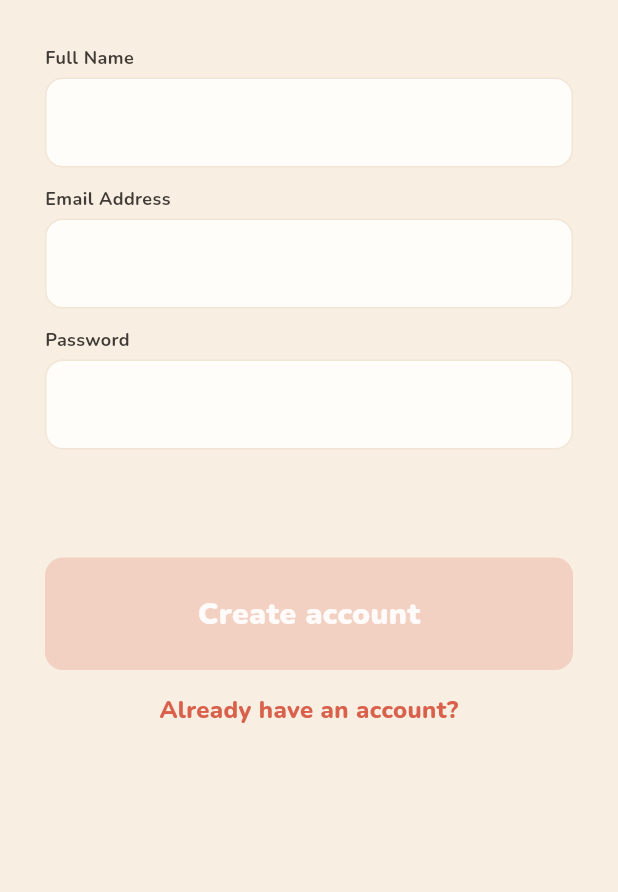
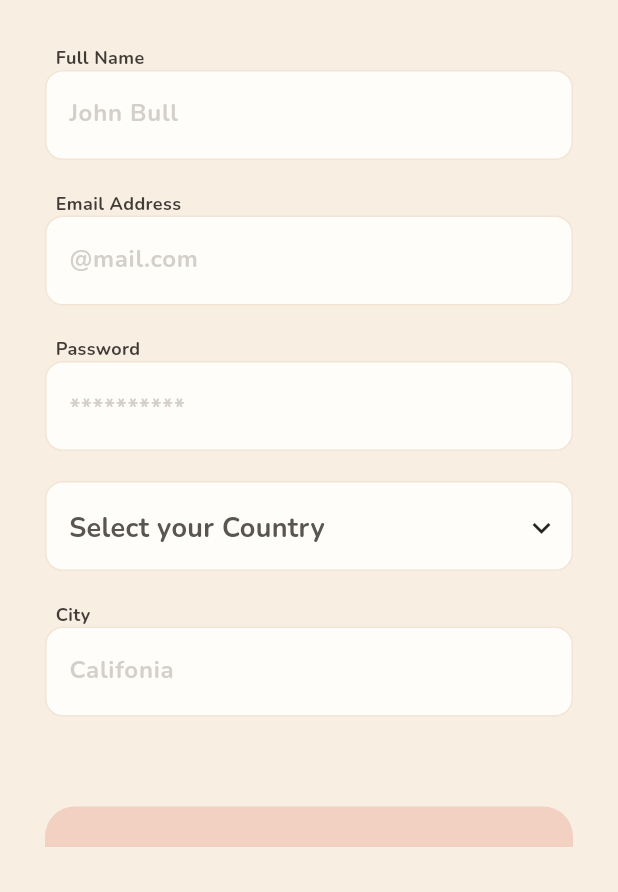
Before and after one commit to Emmanueloluwadamilola/notely, a Flutter app: the SignUp screen opened directly, on a phone screen of 412 x 824 dp, the part 344-1236 px from its top. Run offline on Flutter 3.47's test engine with Material 3 defaults, Android fonts, the phone set to English and light mode, and no system bars; our stand-ins replace country_picker, firebase_auth, firebase_core, flutter_speed_dial, gap, hive and 1 more; missing offline and left inert: draggable_fab; accounts and stored records are empty.

Commit message:
feat: model building

```diff
--- a/lib/app/style/app_color.dart
+++ b/lib/app/style/app_color.dart
@@ -13,4 +13,5 @@ class AppColor {
   static const buttonTextColor = Color(0xFFFFFBFA);
   static const subscriptionText = Color(0xFF5A5266);
   static const inactiveButton = Color.fromARGB(53, 217, 97, 76);
+  static const hintTextColor = Color.fromARGB(116, 158, 153, 147);
 }
--- a/lib/app/style/app_string.dart
+++ b/lib/app/style/app_string.dart
@@ -42,4 +42,6 @@ class AppStrings {
   static const email = 'Email Address';
   static const password = 'Password';
   static const name = 'Full Name';
+  static const city = 'City';
+  static const selectCountry = 'Select your Country';
 }
--- a/lib/app/views/widgets/input_text.dart
+++ b/lib/app/views/widgets/input_text.dart
@@ -12,14 +12,14 @@ class InputText extends StatefulWidget {
       required this.keyboard,
       required this.focus,
       required this.title,
-    });
+      required this.hint});
   bool isPassword;
   TextEditingController controller;
   final TextInputType keyboard;
   final FocusNode focus;
   final String title;
   bool showPassword;
-
+  final String hint;
 
   @override
   State<InputText> createState() => _InputTextState();
@@ -29,19 +29,22 @@ class _InputTextState extends State<InputText> {
   @override
   Widget build(BuildContext context) {
     return Padding(
-      padding: const EdgeInsets.only(bottom: 12),
+      padding: const EdgeInsets.only(bottom: 20),
       child: Column(
         crossAxisAlignment: CrossAxisAlignment.start,
         children: [
-          Text(
+          Padding(
+            padding: const EdgeInsets.only(left: 7),
+            child: Text(
               widget.title,
               style: const TextStyle(
                   fontFamily: Fonts.nunitoBold,
                   fontSize: 12,
                   color: AppColor.titleColor),
             ),
-          const Gap(5),
+          ),
           Container(
+            // padding: const EdgeInsets.only(top: 5),
             height: 60,
             width: double.infinity,
             decoration: BoxDecoration(
@@ -59,14 +62,20 @@ class _InputTextState extends State<InputText> {
                 setState(() {
                   widget.controller.text = value;
                 });
-
               },
               style: const TextStyle(
                   fontFamily: Fonts.nunitoBold,
                   fontSize: 16,
                   color: AppColor.textColor),
               decoration: InputDecoration(
-                  contentPadding: const EdgeInsets.only(left: 15, right: 5),
+                  hintText: widget.hint,
+                  hintStyle: const TextStyle(color: AppColor.hintTextColor),
+                  contentPadding: widget.isPassword
+                      ? const EdgeInsets.only(
+                          left: 15,
+                          right: 5,
+                        )
+                      : const EdgeInsets.only(left: 15, right: 5, top: 8),
                   border: InputBorder.none,
                   suffix: widget.isPassword
                       ? IconButton(
--- a/lib/app/views/widgets/main_button.dart
+++ b/lib/app/views/widgets/main_button.dart
@@ -23,7 +23,7 @@ class MainButton extends StatelessWidget {
         child: Container(
           decoration: BoxDecoration(
             color: disabled ? AppColor.inactiveButton : AppColor.buttonColor,
-            borderRadius: BorderRadius.circular(12),
+            borderRadius: BorderRadius.circular(20),
           ),
           height: 75,
           width: double.infinity,
--- a/lib/features/auth/presentation/manager/auth_provider.dart
+++ b/lib/features/auth/presentation/manager/auth_provider.dart
@@ -19,6 +19,16 @@ class AuthenticationProvider extends DisposableProvider {
     notifyListeners();
   }
 
+  setCountry(country) {
+    state.countryName = country;
+    notifyListeners();
+  }
+
+  setCity(city) {
+    state.city = city;
+    notifyListeners();
+  }
+
   @override
   void disposeValues() {
     // TODO: implement disposeValues
--- a/lib/features/auth/presentation/manager/auth_state.dart
+++ b/lib/features/auth/presentation/manager/auth_state.dart
@@ -1,8 +1,8 @@
-
-
 class AuthState {
   String name = '';
   String email = '';
   String password = '';
   bool isLoading = false;
+  String? countryName;
+  String city = '';
 }
--- a/lib/features/auth/presentation/pages/sign_in.dart
+++ b/lib/features/auth/presentation/pages/sign_in.dart
@@ -87,6 +87,7 @@ class _SignInState extends State<SignIn> {
                           focus: emailFocus,
                           title: AppStrings.email,
                           showPassword: false,
+                          hint: '@mail.com',
                         ),
                         InputText(
                           isPassword: true,
@@ -95,6 +96,7 @@ class _SignInState extends State<SignIn> {
                           keyboard: TextInputType.text,
                           focus: passwordFocus,
                           title: AppStrings.password,
+                          hint: 'password',
                         ),
                         const Gap(80),
                         MainButton(
--- a/lib/features/auth/presentation/pages/sign_up.dart
+++ b/lib/features/auth/presentation/pages/sign_up.dart
@@ -1,4 +1,6 @@
+import 'package:country_picker/country_picker.dart';
 import 'package:flutter/material.dart';
+
 import 'package:gap/gap.dart';
 import 'package:notely/app/app.dart';
 import 'package:notely/features/auth/presentation/manager/auth_provider.dart';
@@ -17,6 +19,8 @@ class _SignUpState extends State<SignUp> {
   TextEditingController nameController = TextEditingController();
   TextEditingController passwordController = TextEditingController();
   TextEditingController emailController = TextEditingController();
+  TextEditingController cityController = TextEditingController();
+  FocusNode cityFocus = FocusNode();
   FocusNode nameFocus = FocusNode();
   FocusNode passwordFocus = FocusNode();
   FocusNode emailFocus = FocusNode();
@@ -91,6 +95,7 @@ class _SignUpState extends State<SignUp> {
                           keyboard: TextInputType.name,
                           focus: nameFocus,
                           title: AppStrings.name,
+                          hint: 'John Bull',
                         ),
                         InputText(
                           isPassword: false,
@@ -98,6 +103,7 @@ class _SignUpState extends State<SignUp> {
                           keyboard: TextInputType.emailAddress,
                           focus: emailFocus,
                           title: AppStrings.email,
+                          hint: '@mail.com',
                         ),
                         InputText(
                           isPassword: true,
@@ -106,12 +112,58 @@ class _SignUpState extends State<SignUp> {
                           keyboard: TextInputType.text,
                           focus: passwordFocus,
                           title: AppStrings.password,
+                          hint: '**********',
                         ),
-                        const Gap(60),
+                        GestureDetector(
+                          onTap: () => showCountryPicker(
+                              context: context,
+                              onSelect: (Country country) {
+                                setState(() {
+                                  state.countryName = country.name;
+                                });
+                              }),
+                          child: Container(
+                            padding: const EdgeInsets.only(
+                                top: 15, left: 15, right: 8, bottom: 12),
+                            height: 60,
+                            width: double.infinity,
+                            decoration: BoxDecoration(
+                              border: Border.all(
+                                  color: AppColor.textFieldBorder, width: 1),
+                              borderRadius: BorderRadius.circular(12),
+                              color: AppColor.cardColor,
+                            ),
+                            child: Row(
+                              mainAxisAlignment: MainAxisAlignment.spaceBetween,
+                              children: [
+                                Text(
+                                  state.countryName ?? AppStrings.selectCountry,
+                                  style: const TextStyle(
+                                      fontFamily: Fonts.nunitoBold,
+                                      fontSize: 18,
+                                      color: AppColor.textColor),
+                                ),
+                                const Icon(Icons.keyboard_arrow_down_outlined)
+                              ],
+                            ),
+                          ),
+                        ),
+                        const Gap(20),
+                        InputText(
+                          isPassword: false,
+                          controller: cityController,
+                          keyboard: TextInputType.name,
+                          focus: cityFocus,
+                          title: AppStrings.city,
+                          hint: 'Califonia',
+                        ),
+                        const Gap(40),
                         MainButton(
                           buttonText: AppStrings.createAccountButton,
                           disabled: emailController.text.isEmpty ||
                               passwordController.text.isEmpty ||
+                              state.countryName == null ||
+                              cityController.text.isEmpty ||
                               nameController.text.isEmpty,
                           loading: state.isLoading,
                           callback: () {
--- a/lib/features/onboarding/presentation/pages/onboarding_screen.dart
+++ b/lib/features/onboarding/presentation/pages/onboarding_screen.dart
@@ -84,7 +84,7 @@ class _OnboardingScreenState extends State<OnboardingScreen> {
         const Gap(40),
         MainButton(
           buttonText: AppStrings.getStarted,
-          disabled: false,
+          disabled: pageIndex < 2,
           loading: false,
           callback: () {
             Navigator.pushNamed(context, SignUp.id);
--- a/lib/main.dart
+++ b/lib/main.dart
@@ -12,13 +12,14 @@ import 'package:notely/features/home/presentation/pages/add_note.dart';
 import 'package:notely/features/home/presentation/pages/all_note.dart';
 import 'package:notely/features/onboarding/presentation/pages/onboarding_screen.dart';
 import 'package:notely/features/settings/presentation/manager/setting_provider.dart';
+import 'package:notely/firebase_options.dart';
 import 'package:provider/provider.dart';
 
 import 'boxes.dart';
 
 void main() async {
   WidgetsFlutterBinding.ensureInitialized();
-  await Firebase.initializeApp();
+  await Firebase.initializeApp(options: DefaultFirebaseOptions.currentPlatform);
   await Hive.initFlutter();
   Hive.registerAdapter(NoteModelAdapter());
   noteBox = await Hive.openBox<NoteModel>('personBox');
--- a/pubspec.yaml
+++ b/pubspec.yaml
@@ -23,6 +23,7 @@ dependencies:
   flutter_speed_dial: ^7.0.0
   firebase_core: ^3.0.0
   firebase_auth: ^5.0.0
+  country_picker: ^2.0.26
 
 dev_dependencies:
   hive_generator: ^2.0.1
```
Also changed, not shown: lib/features/auth/data/data source/dto/payload_dto/login_payload_dto.dart (added, +20 -0 lines), lib/features/auth/data/data source/dto/payload_dto/sign_up_payload_dto.dart (added, +32 -0 lines), lib/features/auth/data/data source/dto/user_auth_dto.dart (added, +29 -0 lines), lib/features/auth/domain/entity/payload/login_payload.dart (added, +9 -0 lines), lib/features/auth/domain/entity/payload/signup_payload.dart (added, +15 -0 lines), lib/features/auth/domain/entity/user_data.dart (added, +16 -0 lines), lib/features/auth/data/repository/auth_repo_impl.dart (added), lib/features/auth/domain/repository/auth_repository.dart (added), pubspec.lock, 5 other files. Lines whose indentation alone changed are shown as unchanged.
